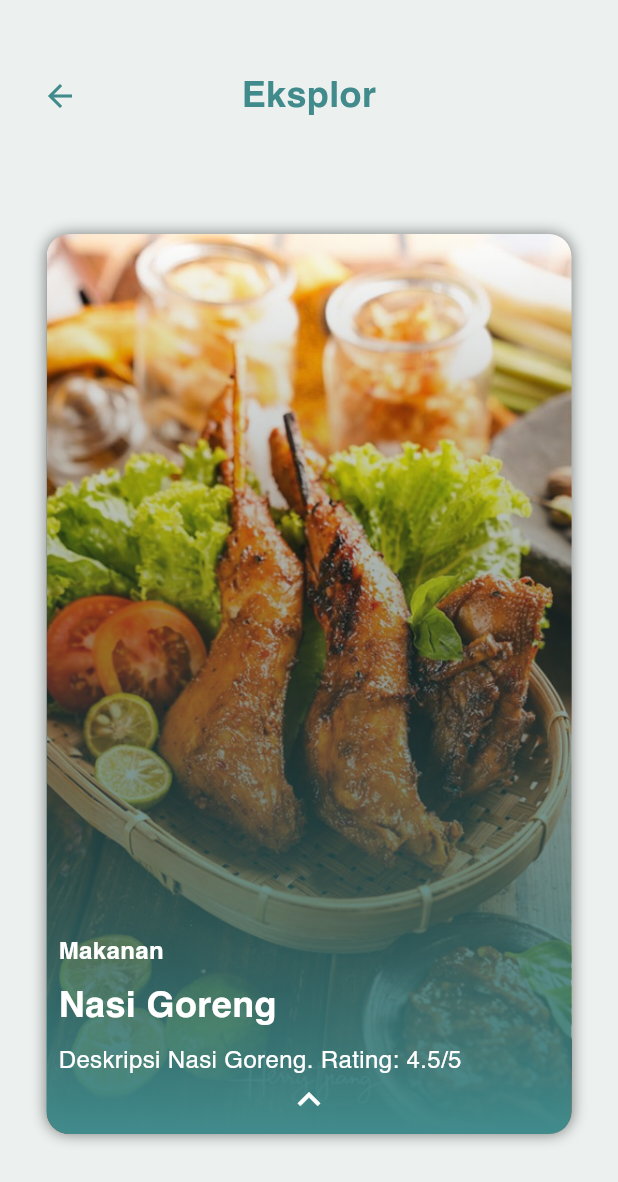
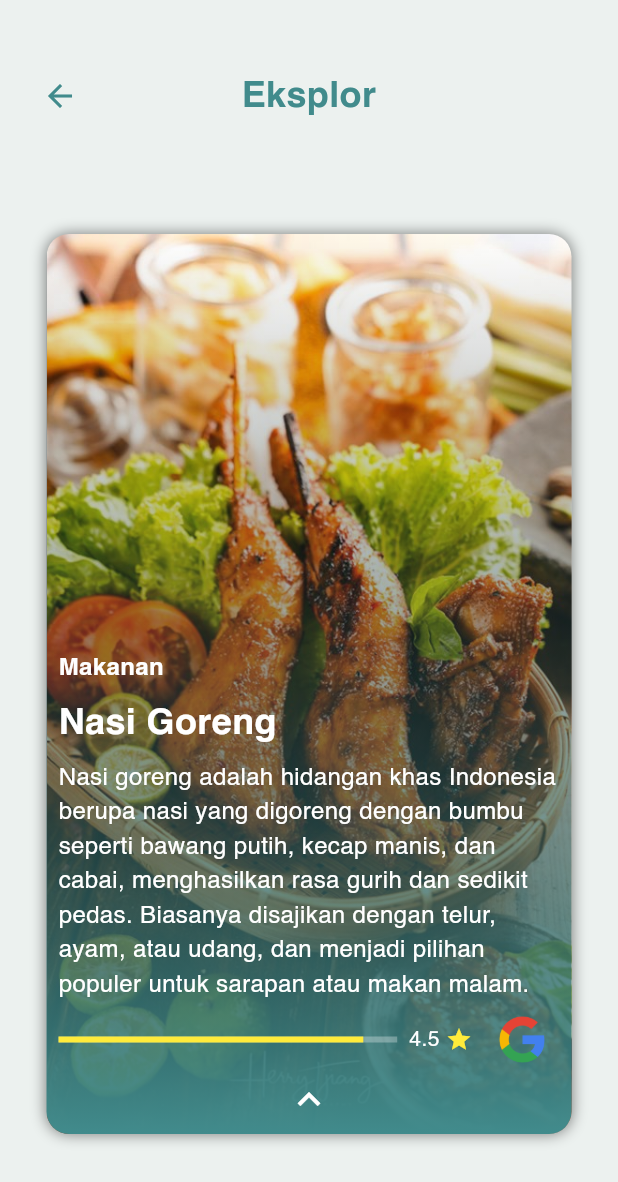
Before and after one commit to NicMatthew/terserah, a Flutter app: the screen it shows after launch, after a tap on the "expand more" icon, on a phone screen of 412 x 824 dp. Shown: the top 1182 px of the screen. Run offline on Flutter 3.47's test engine with Material 3 defaults, Android fonts, the light colour scheme and no system bars; missing offline and left inert: swipable_stack.

Commit message:
disable swipe atas bawah, deskripsi google

```diff
--- a/terserah/lib/swipe_activites.dart
+++ b/terserah/lib/swipe_activites.dart
@@ -31,9 +31,9 @@ class _SwipeCardDemoState extends State<SwipeCardDemo> {
   ];
 
   List<String> descriptions = [
-    'Deskripsi Nasi Goreng. Rating: 4.5/5',
-    'Deskripsi Sate Ayam. Rating: 4.7/5',
-    'Deskripsi Spaghetti. Rating: 4.6/5',
+    'Nasi goreng adalah hidangan khas Indonesia berupa nasi yang digoreng dengan bumbu seperti bawang putih, kecap manis, dan cabai, menghasilkan rasa gurih dan sedikit pedas. Biasanya disajikan dengan telur, ayam, atau udang, dan menjadi pilihan populer untuk sarapan atau makan malam.',
+    'Sate ayam adalah potongan daging ayam yang dipanggang di atas arang, disajikan dengan saus kacang yang manis dan gurih. Hidangan khas Indonesia ini sering dinikmati sebagai makanan ringan atau lauk, dan terkenal dengan aroma dan rasanya yang menggugah selera.',
+    'Spageti adalah pasta khas Italia yang berupa mie panjang dan biasanya disajikan dengan saus seperti bolognese atau carbonara. Hidangan ini terkenal di seluruh dunia karena rasanya yang lezat dan cocok dinikmati sebagai makan siang atau makan malam.',
     // Add more descriptions if needed
   ];
 
@@ -123,6 +123,7 @@ class _SwipeCardDemoState extends State<SwipeCardDemo> {
                 child: SwipableStack(
                   controller: controller,
                   itemCount: infiniteImages.length,
+                  allowVerticalSwipe: false,
                   onSwipeCompleted: (index, direction) {
                     // Handle swipe complete action here
                     if (direction == SwipeDirection.right) {
@@ -292,11 +293,12 @@ class _CardWidgetState extends State<CardWidget> {
                   ),
                 ),
                 padding: const EdgeInsets.all(8.0),
-                child: Column(
+                child: // Tambahkan di bawah deskripsi
+                Column(
                   mainAxisAlignment: MainAxisAlignment.end,
                   crossAxisAlignment: CrossAxisAlignment.start,
                   children: [
-                    // Category
+                    // Kategori
                     Text(
                       widget.category,
                       style: TextStyle(
@@ -306,7 +308,7 @@ class _CardWidgetState extends State<CardWidget> {
                       ),
                     ),
                     SizedBox(height: 8),
-                    // Name of activity or food
+                    // Nama makanan atau aktivitas
                     Text(
                       widget.name,
                       style: TextStyle(
@@ -315,15 +317,18 @@ class _CardWidgetState extends State<CardWidget> {
                         color: Colors.white,
                       ),
                     ),
-                    // Expandable Description with animation
+                    // Deskripsi yang bisa diperluas
                     AnimatedContainer(
                       duration: const Duration(milliseconds: 300),
                       curve: Curves.easeInOut,
-                      height: widget.isExpanded ? 30 : 0, // Animate height
+                      height: widget.isExpanded ? null : 0, // Animate height
                       child: AnimatedSwitcher(
                         duration: const Duration(milliseconds: 300),
                         child: widget.isExpanded
-                            ? Padding(
+                            ? Column(
+                          crossAxisAlignment: CrossAxisAlignment.start,
+                          children: [
+                            Padding(
                               padding: const EdgeInsets.only(top: 8.0),
                               child: Text(
                                 widget.description,
@@ -332,11 +337,41 @@ class _CardWidgetState extends State<CardWidget> {
                                   color: Colors.white,
                                 ),
                               ),
+                            ),
+                            // Bar Rating dan Asal Rating
+                            Row(
+                              children: [
+                                Expanded(
+                                  child: LinearProgressIndicator(
+                                    value: 0.9, // Contoh nilai rating, bisa diganti sesuai data
+                                    color: Colors.yellow,
+                                    backgroundColor: Colors.white.withOpacity(0.3),
+                                  ),
+                                ),
+                                SizedBox(width: 8),
+                                Text(
+                                  '4.5', // Contoh rating, bisa diganti sesuai data
+                                  style: TextStyle(color: Colors.white),
+                                ),
+                                SizedBox(width: 4),
+                                Icon(
+                                  Icons.star,
+                                  color: Colors.yellow,
+                                  size: 18,
+                                ),
+                                SizedBox(width: 8),
+                                Image.asset(
+                                  'assets/google-icon.png', // Path ke ikon Google atau sumber lain
+                                  height: 50,
+                                ),
+                              ],
+                            ),
+                          ],
                         )
                             : SizedBox.shrink(),
                       ),
                     ),
-                    // Arrow in the center at the bottom
+                    // Panah di tengah bawah
                     Align(
                       alignment: Alignment.bottomCenter,
                       child: GestureDetector(
@@ -350,6 +385,7 @@ class _CardWidgetState extends State<CardWidget> {
                     ),
                   ],
                 ),
+
               ),
             ),
           ],
```
Also changed, not shown: terserah/assets/google-icon.png (added). Lines whose indentation alone changed are shown as unchanged.
